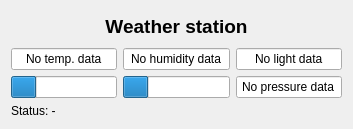
Above: QMeteo/qweatherdata.ui from grisu48/meteo before the change. Below: the same form after it.
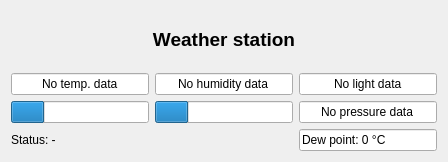
That is the form after the change.

Commit message: Dew point

Diff of the .ui file:
```diff
--- a/QMeteo/qweatherdata.ui
+++ b/QMeteo/qweatherdata.ui
@@ -6,14 +6,27 @@
    <rect>
     <x>0</x>
     <y>0</y>
-    <width>353</width>
-    <height>129</height>
+    <width>448</width>
+    <height>162</height>
    </rect>
   </property>
   <property name="windowTitle">
    <string>Form</string>
   </property>
   <layout class="QGridLayout" name="gridLayout">
+   <item row="3" column="2">
+    <widget class="QLineEdit" name="txtDewPoint">
+     <property name="toolTip">
+      <string>Dew point</string>
+     </property>
+     <property name="text">
+      <string>Dew point: 0 °C</string>
+     </property>
+     <property name="readOnly">
+      <bool>true</bool>
+     </property>
+    </widget>
+   </item>
    <item row="1" column="0">
     <widget class="QLineEdit" name="txtTemperature">
      <property name="text">
@@ -86,19 +99,6 @@
      </property>
     </widget>
    </item>
-   <item row="3" column="0" colspan="3">
-    <widget class="QLabel" name="lblStatus">
-     <property name="sizePolicy">
-      <sizepolicy hsizetype="Preferred" vsizetype="Fixed">
-       <horstretch>0</horstretch>
-       <verstretch>0</verstretch>
-      </sizepolicy>
-     </property>
-     <property name="text">
-      <string>Status: -</string>
-     </property>
-    </widget>
-   </item>
    <item row="0" column="0" colspan="3">
     <widget class="QLabel" name="lblTitle">
      <property name="font">
@@ -116,6 +116,19 @@
      </property>
     </widget>
    </item>
+   <item row="3" column="0" colspan="2">
+    <widget class="QLabel" name="lblStatus">
+     <property name="sizePolicy">
+      <sizepolicy hsizetype="Preferred" vsizetype="Fixed">
+       <horstretch>0</horstretch>
+       <verstretch>0</verstretch>
+      </sizepolicy>
+     </property>
+     <property name="text">
+      <string>Status: -</string>
+     </property>
+    </widget>
+   </item>
   </layout>
   <action name="actionShowCurrent">
    <property name="checkable">
```
Left out of the diff: 12 changed lines with no effect on the pictures. The commit also changes 2 other files.
